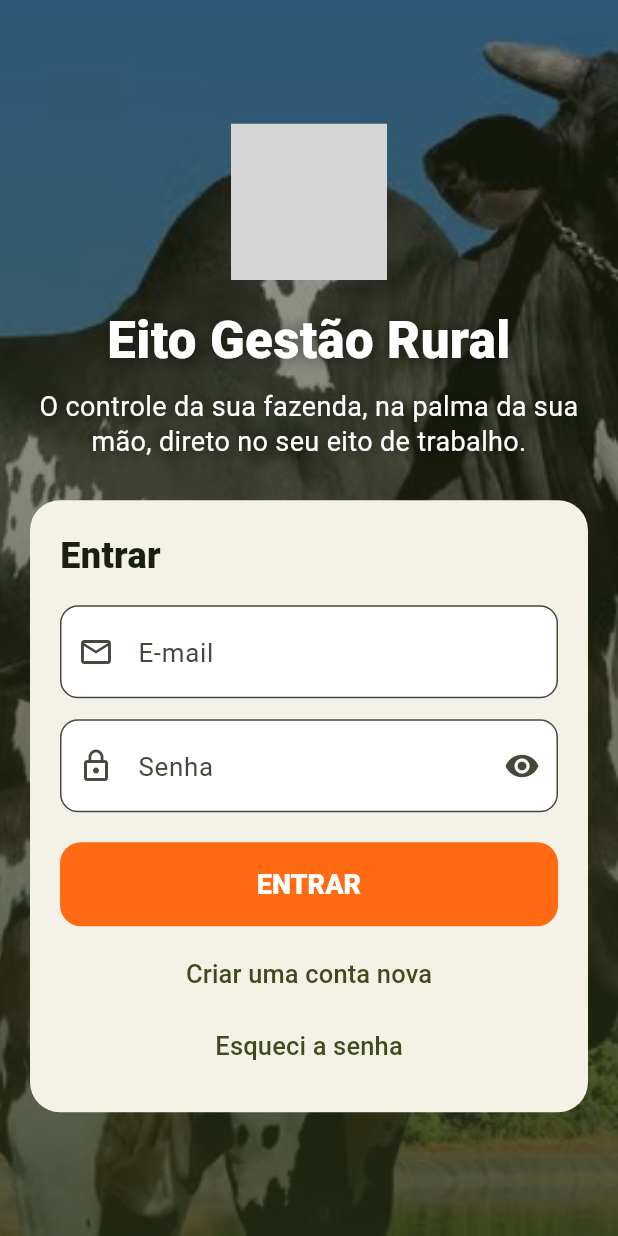
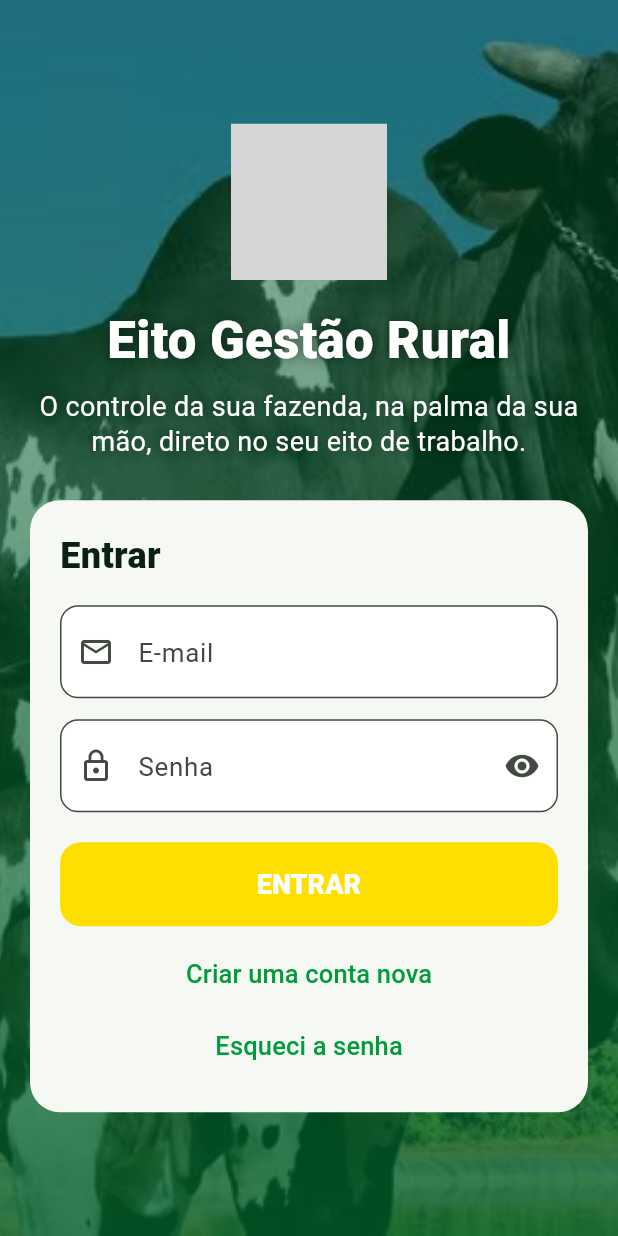
Before and after one commit to jairobraga01/eito-gestao-rural, a Flutter app: the screen it shows after launch, on a phone screen of 412 x 824 dp. Run offline on Flutter 3.47's test engine with Material 3 defaults, Android fonts, the phone set to English and light mode, and no system bars; our stand-ins replace cloud_firestore, connectivity_plus, firebase_auth, firebase_core, flutter_svg; accounts and stored records are empty; statements that could not run were skipped; project files that could hold a hidden picture were left out; grey boxes are pictures that could not be loaded.

Commit message:
Update tema.dart

```diff
--- a/lib/tema.dart
+++ b/lib/tema.dart
@@ -1,16 +1,17 @@
 import 'package:flutter/material.dart';
 
-/// Identidade visual do Eito.
-/// Verde oliva = raiz, terra, campo. Laranja = tecnologia, precisão.
-/// (Para trocar o laranja por azul elétrico, mude só [Cores.laranja],
-/// por exemplo para Color(0xFF1F6BFF), e o ícone em assets/logo.)
+/// Identidade visual do Eito: cores da bandeira do Brasil.
+/// Os nomes antigos foram mantidos para não mexer no app inteiro:
+/// [oliva] = verde da bandeira, [laranja] = amarelo (destaque),
+/// [azul] = azul da bandeira. Texto sobre o amarelo vai em azul.
 class Cores {
-  static const oliva = Color(0xFF3F4B1F);
-  static const olivaEscuro = Color(0xFF262E12);
-  static const olivaClaro = Color(0xFF6B7A3A);
-  static const laranja = Color(0xFFFF6A13);
-  static const palha = Color(0xFFF4F1E6); // fundo claro, legível no sol
-  static const tinta = Color(0xFF1B1F10);
+  static const oliva = Color(0xFF009C3B); // verde da bandeira
+  static const olivaEscuro = Color(0xFF00602A); // verde escuro (barras do topo)
+  static const olivaClaro = Color(0xFF1E8449);
+  static const laranja = Color(0xFFFFDF00); // amarelo da bandeira
+  static const azul = Color(0xFF002776); // azul da bandeira
+  static const palha = Color(0xFFF5F8F3); // fundo claro, legível no sol
+  static const tinta = Color(0xFF0B1F14);
   static const alerta = Color(0xFFB3261E);
   static const sucesso = Color(0xFF2E7D32);
 }
@@ -20,6 +21,7 @@ ThemeData temaEito() {
     seedColor: Cores.oliva,
     primary: Cores.oliva,
     secondary: Cores.laranja,
+    onSecondary: Cores.azul,
     surface: Cores.palha,
   );
   final base = ThemeData(useMaterial3: true, colorScheme: esquema);
@@ -43,12 +45,12 @@ ThemeData temaEito() {
     ),
     tabBarTheme: const TabBarThemeData(
       labelColor: Cores.oliva,
-      indicatorColor: Cores.laranja,
+      indicatorColor: Cores.oliva,
       labelStyle: TextStyle(fontWeight: FontWeight.w800),
     ),
     floatingActionButtonTheme: const FloatingActionButtonThemeData(
       backgroundColor: Cores.laranja,
-      foregroundColor: Colors.white,
+      foregroundColor: Cores.azul,
     ),
     // Altura grande, mas largura mínima finita: com Size.fromHeight o botão
     // tenta ocupar largura infinita e quebra dentro de diálogos e linhas.
```
